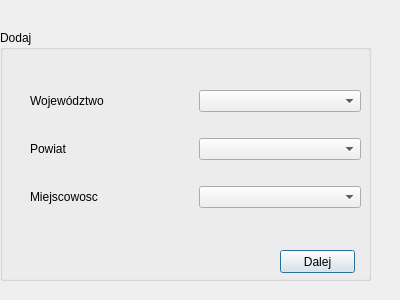
First picture: the form in Handel/addprofessionaldialog.ui, repository hergerr/POProject, before the edit.
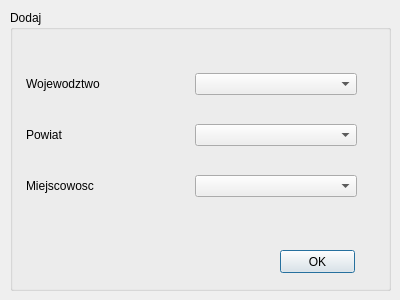
Second picture: the form after the edit.

Commit message: Added dialog to add professional

Patch:
```diff
--- a/Handel/addprofessionaldialog.ui
+++ b/Handel/addprofessionaldialog.ui
@@ -16,10 +16,10 @@
   <widget class="QGroupBox" name="groupBox">
    <property name="geometry">
     <rect>
-     <x>0</x>
-     <y>30</y>
-     <width>371</width>
-     <height>251</height>
+     <x>10</x>
+     <y>10</y>
+     <width>381</width>
+     <height>281</height>
     </rect>
    </property>
    <property name="title">
@@ -28,23 +28,23 @@
    <widget class="QPushButton" name="pushButtonNext">
     <property name="geometry">
      <rect>
-      <x>280</x>
-      <y>220</y>
+      <x>270</x>
+      <y>240</y>
       <width>75</width>
       <height>23</height>
      </rect>
     </property>
     <property name="text">
-     <string>Dalej</string>
+     <string>OK</string>
     </property>
    </widget>
    <widget class="QWidget" name="">
     <property name="geometry">
      <rect>
-      <x>30</x>
+      <x>16</x>
       <y>40</y>
       <width>331</width>
-      <height>161</height>
+      <height>171</height>
      </rect>
     </property>
     <layout class="QVBoxLayout" name="verticalLayout">
@@ -53,7 +53,7 @@
        <item>
         <widget class="QLabel" name="labelVoivodeShip">
          <property name="text">
-          <string>Województwo</string>
+          <string>Wojewodztwo</string>
          </property>
         </widget>
        </item>
```
Left out of the diff: 4 changed lines with no effect on the pictures. The commit also changes 3 other files.
